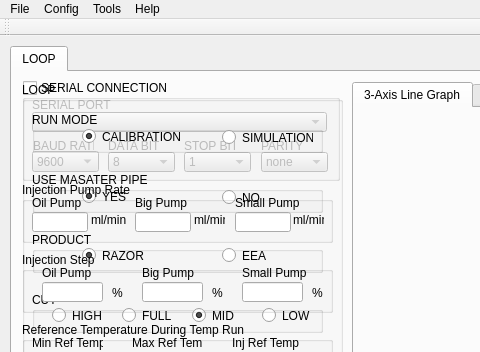
Qt form Sparky/forms/mainwindow.ui (embeddedlinuxer/Sparky) before a commit; both pictures show x 0 to 480 and y 0 to 352 of the 1106 by 817 pixel window.
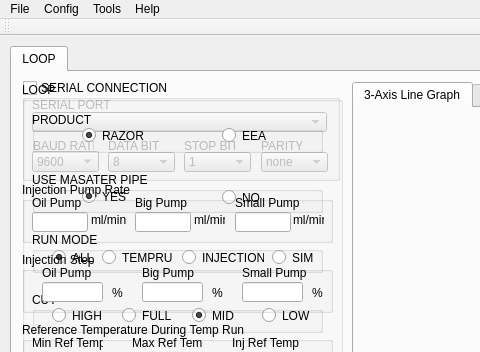
The same form after that commit. Icons and pictures are not drawn.

```diff
--- a/Sparky/forms/mainwindow.ui
+++ b/Sparky/forms/mainwindow.ui
@@ -859,6 +859,77 @@
         </rect>
        </property>
        <property name="title">
+        <string>RUN MODE</string>
+       </property>
+       <widget class="QRadioButton" name="radioButton_13">
+        <property name="geometry">
+         <rect>
+          <x>20</x>
+          <y>10</y>
+          <width>51</width>
+          <height>31</height>
+         </rect>
+        </property>
+        <property name="text">
+         <string>ALL</string>
+        </property>
+        <property name="checked">
+         <bool>true</bool>
+        </property>
+       </widget>
+       <widget class="QRadioButton" name="radioButton_15">
+        <property name="geometry">
+         <rect>
+          <x>70</x>
+          <y>10</y>
+          <width>71</width>
+          <height>31</height>
+         </rect>
+        </property>
+        <property name="text">
+         <string>TEMPRUN</string>
+        </property>
+       </widget>
+       <widget class="QRadioButton" name="radioButton_16">
+        <property name="geometry">
+         <rect>
+          <x>150</x>
+          <y>10</y>
+          <width>82</width>
+          <height>31</height>
+         </rect>
+        </property>
+        <property name="text">
+         <string>INJECTION</string>
+        </property>
+       </widget>
+       <widget class="QRadioButton" name="radioButton_14">
+        <property name="geometry">
+         <rect>
+          <x>240</x>
+          <y>10</y>
+          <width>51</width>
+          <height>31</height>
+         </rect>
+        </property>
+        <property name="text">
+         <string>SIM</string>
+        </property>
+        <property name="checked">
+         <bool>false</bool>
+        </property>
+       </widget>
+      </widget>
+      <widget class="QGroupBox" name="groupBox_5">
+       <property name="geometry">
+        <rect>
+         <x>10</x>
+         <y>30</y>
+         <width>291</width>
+         <height>41</height>
+        </rect>
+       </property>
+       <property name="title">
         <string>PRODUCT</string>
        </property>
        <widget class="QRadioButton" name="radioButton">
@@ -939,51 +1010,6 @@
         </property>
        </widget>
       </widget>
-      <widget class="QGroupBox" name="groupBox_13">
-       <property name="geometry">
-        <rect>
-         <x>10</x>
-         <y>30</y>
-         <width>291</width>
-         <height>41</height>
-        </rect>
-       </property>
-       <property name="title">
-        <string>RUN MODE</string>
-       </property>
-       <widget class="QRadioButton" name="radioButton_13">
-        <property name="geometry">
-         <rect>
-          <x>50</x>
-          <y>9</y>
-          <width>101</width>
-          <height>31</height>
-         </rect>
-        </property>
-        <property name="text">
-         <string>CALIBRATION</string>
-        </property>
-        <property name="checked">
-         <bool>true</bool>
-        </property>
-       </widget>
-       <widget class="QRadioButton" name="radioButton_14">
-        <property name="geometry">
-         <rect>
-          <x>190</x>
-          <y>10</y>
-          <width>91</width>
-          <height>31</height>
-         </rect>
-        </property>
-        <property name="text">
-         <string>SIMULATION</string>
-        </property>
-        <property name="checked">
-         <bool>false</bool>
-        </property>
-       </widget>
-      </widget>
      </widget>
      <widget class="QGroupBox" name="groupBox_7">
       <property name="geometry">
```
Left out of the diff: 2 changed lines with no effect on the pictures.
